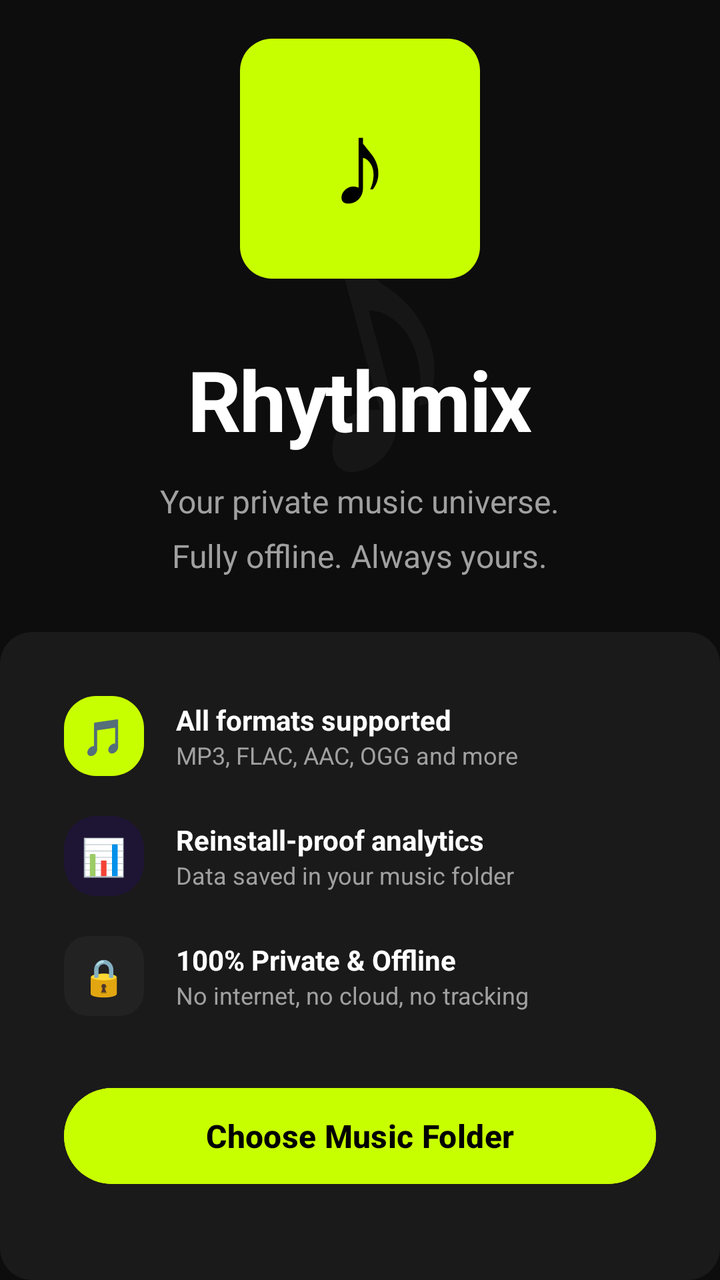
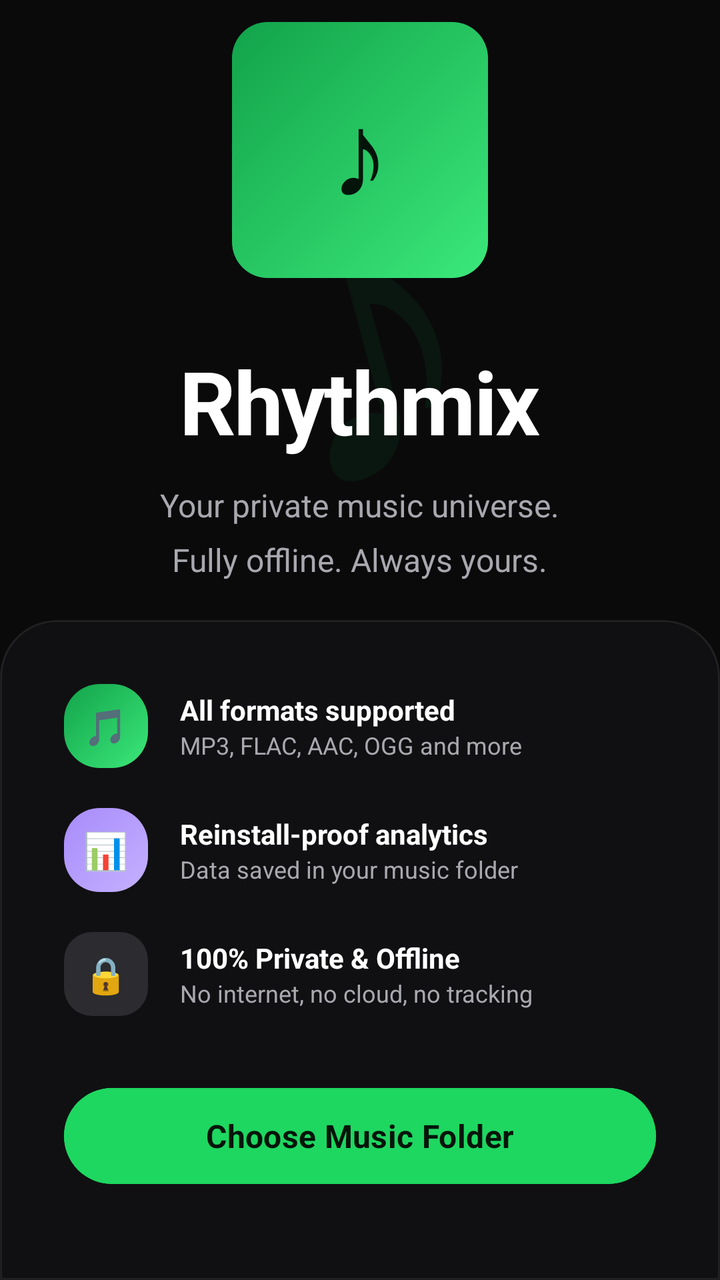

Compare the two renders of this Android layout. The source of the first and the diff that turns it into the second are given below.
<!-- AndroidManifest.xml: application theme Theme.Rhythmix -->
<!-- res/layout/fragment_onboarding.xml -->
<?xml version="1.0" encoding="utf-8"?>
<LinearLayout
    xmlns:android="http://schemas.android.com/apk/res/android"
    android:layout_width="match_parent"
    android:layout_height="match_parent"
    android:background="@color/bg"
    android:orientation="vertical">

    
    <FrameLayout
        android:layout_width="match_parent"
        android:layout_height="0dp"
        android:layout_weight="1"
        android:background="@color/bg">

        
        <TextView
            android:layout_width="wrap_content"
            android:layout_height="wrap_content"
            android:text="♪"
            android:textSize="200sp"
            android:textColor="#0AFFFFFF"
            android:layout_gravity="center"
            android:rotation="-15" />

        
        <LinearLayout
            android:layout_width="match_parent"
            android:layout_height="wrap_content"
            android:layout_gravity="center"
            android:orientation="vertical"
            android:gravity="center"
            android:paddingHorizontal="40dp">

            
            <FrameLayout
                android:layout_width="120dp"
                android:layout_height="120dp"
                android:background="@drawable/bg_card_accent"
                android:layout_marginBottom="32dp">
                <TextView
                    android:layout_width="wrap_content"
                    android:layout_height="wrap_content"
                    android:layout_gravity="center"
                    android:text="♪"
                    android:textSize="60sp"
                    android:textColor="@color/black" />
            </FrameLayout>

            <TextView
                android:layout_width="wrap_content"
                android:layout_height="wrap_content"
                android:text="Rhythmix"
                android:textSize="42sp"
                android:textStyle="bold"
                android:textColor="@color/text_primary"
                android:letterSpacing="-0.02"
                android:layout_marginBottom="12dp" />

            <TextView
                android:layout_width="wrap_content"
                android:layout_height="wrap_content"
                android:text="Your private music universe.\nFully offline. Always yours."
                android:textSize="16sp"
                android:textColor="@color/text_secondary"
                android:gravity="center"
                android:lineSpacingMultiplier="1.4"
                android:layout_marginBottom="8dp" />
        </LinearLayout>
    </FrameLayout>

    
    <LinearLayout
        android:layout_width="match_parent"
        android:layout_height="wrap_content"
        android:background="@drawable/bg_card"
        android:orientation="vertical"
        android:padding="32dp">

        
        <LinearLayout android:layout_width="match_parent" android:layout_height="wrap_content"
            android:orientation="horizontal" android:gravity="center_vertical" android:layout_marginBottom="20dp">
            <FrameLayout android:layout_width="40dp" android:layout_height="40dp"
                android:background="@drawable/bg_card_accent" android:layout_marginEnd="16dp">
                <TextView android:layout_width="wrap_content" android:layout_height="wrap_content"
                    android:layout_gravity="center" android:text="🎵" android:textSize="18sp"/>
            </FrameLayout>
            <LinearLayout android:layout_width="0dp" android:layout_height="wrap_content" android:layout_weight="1" android:orientation="vertical">
                <TextView android:layout_width="wrap_content" android:layout_height="wrap_content"
                    android:text="All formats supported" android:textColor="@color/text_primary"
                    android:textSize="14sp" android:textStyle="bold"/>
                <TextView android:layout_width="wrap_content" android:layout_height="wrap_content"
                    android:text="MP3, FLAC, AAC, OGG and more" android:textColor="@color/text_secondary" android:textSize="12sp"/>
            </LinearLayout>
        </LinearLayout>

        <LinearLayout android:layout_width="match_parent" android:layout_height="wrap_content"
            android:orientation="horizontal" android:gravity="center_vertical" android:layout_marginBottom="20dp">
            <FrameLayout android:layout_width="40dp" android:layout_height="40dp"
                android:background="@drawable/bg_card_violet" android:layout_marginEnd="16dp">
                <TextView android:layout_width="wrap_content" android:layout_height="wrap_content"
                    android:layout_gravity="center" android:text="📊" android:textSize="18sp"/>
            </FrameLayout>
            <LinearLayout android:layout_width="0dp" android:layout_height="wrap_content" android:layout_weight="1" android:orientation="vertical">
                <TextView android:layout_width="wrap_content" android:layout_height="wrap_content"
                    android:text="Reinstall-proof analytics" android:textColor="@color/text_primary"
                    android:textSize="14sp" android:textStyle="bold"/>
                <TextView android:layout_width="wrap_content" android:layout_height="wrap_content"
                    android:text="Data saved in your music folder" android:textColor="@color/text_secondary" android:textSize="12sp"/>
            </LinearLayout>
        </LinearLayout>

        <LinearLayout android:layout_width="match_parent" android:layout_height="wrap_content"
            android:orientation="horizontal" android:gravity="center_vertical" android:layout_marginBottom="32dp">
            <FrameLayout android:layout_width="40dp" android:layout_height="40dp"
                android:background="@drawable/bg_card2" android:layout_marginEnd="16dp">
                <TextView android:layout_width="wrap_content" android:layout_height="wrap_content"
                    android:layout_gravity="center" android:text="🔒" android:textSize="18sp"/>
            </FrameLayout>
            <LinearLayout android:layout_width="0dp" android:layout_height="wrap_content" android:layout_weight="1" android:orientation="vertical">
                <TextView android:layout_width="wrap_content" android:layout_height="wrap_content"
                    android:text="100% Private &amp; Offline" android:textColor="@color/text_primary"
                    android:textSize="14sp" android:textStyle="bold"/>
                <TextView android:layout_width="wrap_content" android:layout_height="wrap_content"
                    android:text="No internet, no cloud, no tracking" android:textColor="@color/text_secondary" android:textSize="12sp"/>
            </LinearLayout>
        </LinearLayout>

        <Button
            android:id="@+id/btn_pick_folder"
            android:layout_width="match_parent"
            android:layout_height="56dp"
            android:text="Choose Music Folder"
            android:textSize="16sp"
            android:textStyle="bold"
            android:textColor="@color/black"
            android:backgroundTint="@color/accent"
            android:layout_marginBottom="12dp" />

        <TextView
            android:id="@+id/tv_saved_folder"
            android:layout_width="wrap_content"
            android:layout_height="wrap_content"
            android:layout_gravity="center"
            android:gravity="center"
            android:textColor="@color/text_tertiary"
            android:textSize="12sp"
            android:visibility="gone" />
    </LinearLayout>
</LinearLayout>
<!-- resources referenced by this layout -->
<resources>
  <color name="accent">#C8FF00</color>
  <color name="bg">#0D0D0D</color>
  <color name="black">#000000</color>
  <color name="text_secondary">#A0A0A0</color>
  <color name="text_tertiary">#555555</color>
  <!-- drawable bg_card (drawable) -->
  <?xml version="1.0" encoding="utf-8"?>
  <shape xmlns:android="http://schemas.android.com/apk/res/android">
      <solid android:color="@color/surface" />
      <corners android:radius="16dp" />
  </shape>
  <!-- drawable bg_card2 (drawable) -->
  <?xml version="1.0" encoding="utf-8"?>
  <shape xmlns:android="http://schemas.android.com/apk/res/android">
      <solid android:color="@color/surface2" />
      <corners android:radius="12dp" />
  </shape>
  <!-- drawable bg_card_accent (drawable) -->
  <?xml version="1.0" encoding="utf-8"?>
  <shape xmlns:android="http://schemas.android.com/apk/res/android">
      <solid android:color="@color/accent" />
      <corners android:radius="16dp" />
  </shape>
  <!-- drawable bg_card_violet (drawable) -->
  <?xml version="1.0" encoding="utf-8"?>
  <shape xmlns:android="http://schemas.android.com/apk/res/android">
      <solid android:color="@color/violet_dim" />
      <corners android:radius="16dp" />
  </shape>
  <style name="Theme.Rhythmix" parent="Theme.Material3.Dark.NoActionBar">
          <item name="colorPrimary">@color/accent</item>
          <item name="colorPrimaryVariant">@color/accent_dim</item>
          <item name="colorOnPrimary">@color/black</item>
          <item name="colorSecondary">@color/violet</item>
          <item name="colorSurface">@color/surface</item>
          <item name="colorOnSurface">@color/text_primary</item>
          <item name="android:colorBackground">@color/bg</item>
          <item name="android:windowBackground">@color/bg</item>
          <item name="android:statusBarColor">@color/bg</item>
          <item name="android:navigationBarColor">@color/nav_bg</item>
          <item name="android:windowLightStatusBar">false</item>
          <item name="android:windowLightNavigationBar">false</item>
      </style>
  <color name="surface">#1A1A1A</color>
  <color name="surface2">#222222</color>
  <color name="violet_dim">#1E1433</color>
  <color name="accent_dim">#3A4700</color>
  <color name="violet">#9B6DFF</color>
  <color name="nav_bg">#111111</color>
  <!-- unchanged entries left out for length: 1 -->
</resources>

<!-- the commit's change to res/layout/fragment_onboarding.xml (unified diff, before → after) -->
@@ -18,8 +18,8 @@
             android:layout_width="wrap_content"
             android:layout_height="wrap_content"
             android:text="♪"
-            android:textSize="200sp"
-            android:textColor="#0AFFFFFF"
+            android:textSize="220sp"
+            android:textColor="#0F1ED760"
             android:layout_gravity="center"
             android:rotation="-15" />
 
@@ -34,8 +34,8 @@
 
             
             <FrameLayout
-                android:layout_width="120dp"
-                android:layout_height="120dp"
+                android:layout_width="128dp"
+                android:layout_height="128dp"
                 android:background="@drawable/bg_card_accent"
                 android:layout_marginBottom="32dp">
                 <TextView
@@ -44,14 +44,14 @@
                     android:layout_gravity="center"
                     android:text="♪"
                     android:textSize="60sp"
-                    android:textColor="@color/black" />
+                    android:textColor="@color/accent_on" />
             </FrameLayout>
 
             <TextView
                 android:layout_width="wrap_content"
                 android:layout_height="wrap_content"
                 android:text="Rhythmix"
-                android:textSize="42sp"
+                android:textSize="44sp"
                 android:textStyle="bold"
                 android:textColor="@color/text_primary"
                 android:letterSpacing="-0.02"
@@ -73,14 +73,14 @@
     <LinearLayout
         android:layout_width="match_parent"
         android:layout_height="wrap_content"
-        android:background="@drawable/bg_card"
+        android:background="@drawable/bg_nav"
         android:orientation="vertical"
         android:padding="32dp">
 
         
         <LinearLayout android:layout_width="match_parent" android:layout_height="wrap_content"
             android:orientation="horizontal" android:gravity="center_vertical" android:layout_marginBottom="20dp">
-            <FrameLayout android:layout_width="40dp" android:layout_height="40dp"
+            <FrameLayout android:layout_width="42dp" android:layout_height="42dp"
                 android:background="@drawable/bg_card_accent" android:layout_marginEnd="16dp">
                 <TextView android:layout_width="wrap_content" android:layout_height="wrap_content"
                     android:layout_gravity="center" android:text="🎵" android:textSize="18sp"/>
@@ -96,7 +96,7 @@
 
         <LinearLayout android:layout_width="match_parent" android:layout_height="wrap_content"
             android:orientation="horizontal" android:gravity="center_vertical" android:layout_marginBottom="20dp">
-            <FrameLayout android:layout_width="40dp" android:layout_height="40dp"
+            <FrameLayout android:layout_width="42dp" android:layout_height="42dp"
                 android:background="@drawable/bg_card_violet" android:layout_marginEnd="16dp">
                 <TextView android:layout_width="wrap_content" android:layout_height="wrap_content"
                     android:layout_gravity="center" android:text="📊" android:textSize="18sp"/>
@@ -112,7 +112,7 @@
 
         <LinearLayout android:layout_width="match_parent" android:layout_height="wrap_content"
             android:orientation="horizontal" android:gravity="center_vertical" android:layout_marginBottom="32dp">
-            <FrameLayout android:layout_width="40dp" android:layout_height="40dp"
+            <FrameLayout android:layout_width="42dp" android:layout_height="42dp"
                 android:background="@drawable/bg_card2" android:layout_marginEnd="16dp">
                 <TextView android:layout_width="wrap_content" android:layout_height="wrap_content"
                     android:layout_gravity="center" android:text="🔒" android:textSize="18sp"/>
@@ -133,7 +133,8 @@
             android:text="Choose Music Folder"
             android:textSize="16sp"
             android:textStyle="bold"
-            android:textColor="@color/black"
+            android:textAllCaps="false"
+            android:textColor="@color/accent_on"
             android:backgroundTint="@color/accent"
             android:layout_marginBottom="12dp" />
 
<!-- resource entries referenced after the edit -->
@@ -1,54 +1,95 @@
 <!-- resources referenced by this layout -->
 <resources>
-  <color name="accent">#C8FF00</color>
-  <color name="bg">#0D0D0D</color>
+  <color name="accent">#1ED760</color>
+  <color name="accent_on">#04140A</color>
+  <color name="bg">#0A0A0B</color>
   <color name="black">#000000</color>
-  <color name="text_secondary">#A0A0A0</color>
-  <color name="text_tertiary">#555555</color>
-  <!-- drawable bg_card (drawable) -->
-  <?xml version="1.0" encoding="utf-8"?>
-  <shape xmlns:android="http://schemas.android.com/apk/res/android">
-      <solid android:color="@color/surface" />
-      <corners android:radius="16dp" />
-  </shape>
+  <color name="text_secondary">#A8A8AF</color>
+  <color name="text_tertiary">#6E6E77</color>
   <!-- drawable bg_card2 (drawable) -->
   <?xml version="1.0" encoding="utf-8"?>
   <shape xmlns:android="http://schemas.android.com/apk/res/android">
-      <solid android:color="@color/surface2" />
-      <corners android:radius="12dp" />
+      <solid android:color="@color/elevated" />
+      <corners android:radius="14dp" />
   </shape>
   <!-- drawable bg_card_accent (drawable) -->
   <?xml version="1.0" encoding="utf-8"?>
   <shape xmlns:android="http://schemas.android.com/apk/res/android">
-      <solid android:color="@color/accent" />
-      <corners android:radius="16dp" />
+      <gradient
+          android:type="linear"
+          android:angle="135"
+          android:startColor="@color/accent_light"
+          android:endColor="@color/accent_dark" />
+      <corners android:radius="18dp" />
   </shape>
   <!-- drawable bg_card_violet (drawable) -->
   <?xml version="1.0" encoding="utf-8"?>
   <shape xmlns:android="http://schemas.android.com/apk/res/android">
-      <solid android:color="@color/violet_dim" />
-      <corners android:radius="16dp" />
+      <gradient
+          android:type="linear"
+          android:angle="135"
+          android:startColor="@color/violet_light"
+          android:endColor="@color/violet" />
+      <corners android:radius="18dp" />
+  </shape>
+  <!-- drawable bg_nav (drawable) -->
+  <?xml version="1.0" encoding="utf-8"?>
+  <shape xmlns:android="http://schemas.android.com/apk/res/android">
+      <solid android:color="@color/nav_bg" />
+      <corners android:topLeftRadius="28dp" android:topRightRadius="28dp" />
+      <stroke android:width="1dp" android:color="@color/hairline" />
   </shape>
   <style name="Theme.Rhythmix" parent="Theme.Material3.Dark.NoActionBar">
+          
           <item name="colorPrimary">@color/accent</item>
-          <item name="colorPrimaryVariant">@color/accent_dim</item>
-          <item name="colorOnPrimary">@color/black</item>
+          <item name="colorOnPrimary">@color/accent_on</item>
+          <item name="colorPrimaryContainer">@color/accent_dim</item>
+          <item name="colorOnPrimaryContainer">@color/accent_light</item>
           <item name="colorSecondary">@color/violet</item>
+          <item name="colorOnSecondary">@color/black</item>
+  
+          
           <item name="colorSurface">@color/surface</item>
           <item name="colorOnSurface">@color/text_primary</item>
+          <item name="colorSurfaceVariant">@color/surface2</item>
+          <item name="colorOnSurfaceVariant">@color/text_secondary</item>
           <item name="android:colorBackground">@color/bg</item>
-          <item name="android:windowBackground">@color/bg</item>
+          <item name="colorOutline">@color/surface_border</item>
+  
+          
           <item name="android:statusBarColor">@color/bg</item>
           <item name="android:navigationBarColor">@color/nav_bg</item>
-          <item name="android:windowLightStatusBar">false</item>
-          <item name="android:windowLightNavigationBar">false</item>
+          <item name="android:windowLightStatusBar" tools:targetApi="23">false</item>
+          <item name="android:windowLightNavigationBar" tools:targetApi="27">false</item>
+          <item name="android:enforceNavigationBarContrast" tools:targetApi="29">false</item>
+          <item name="android:windowDrawsSystemBarBackgrounds">true</item>
+  
+          
+          <item name="android:fontFamily">sans-serif</item>
+          <item name="fontFamily">sans-serif</item>
+  
+          
+          <item name="chipStyle">@style/Widget.Rhythmix.Chip</item>
       </style>
-  <color name="surface">#1A1A1A</color>
-  <color name="surface2">#222222</color>
-  <color name="violet_dim">#1E1433</color>
-  <color name="accent_dim">#3A4700</color>
-  <color name="violet">#9B6DFF</color>
-  <color name="nav_bg">#111111</color>
+  <color name="elevated">#2B2B30</color>
+  <color name="accent_light">#3BE87A</color>
+  <color name="accent_dark">#12A34A</color>
+  <color name="violet_light">#C4B1FF</color>
+  <color name="surface">#161618</color>
+  <color name="surface2">#212125</color>
+  <color name="surface_border">#26FFFFFF</color>
+  <style name="Widget.Rhythmix.Chip" parent="Widget.Material3.Chip.Filter">
+          <item name="chipBackgroundColor">@color/surface2</item>
+          <item name="chipStrokeColor">@color/surface_border</item>
+          <item name="chipStrokeWidth">1dp</item>
+          <item name="android:textColor">@color/text_secondary</item>
+          <item name="chipCornerRadius">100dp</item>
+          <item name="checkedIconVisible">false</item>
+      </style>
+  <color name="accent_dim">#17281D</color>
+  <color name="violet">#A78BFA</color>
+  <color name="nav_bg">#101012</color>
+  <color name="hairline">#14FFFFFF</color>
   <!-- unchanged entries left out for length: 1 -->
 </resources>
 
